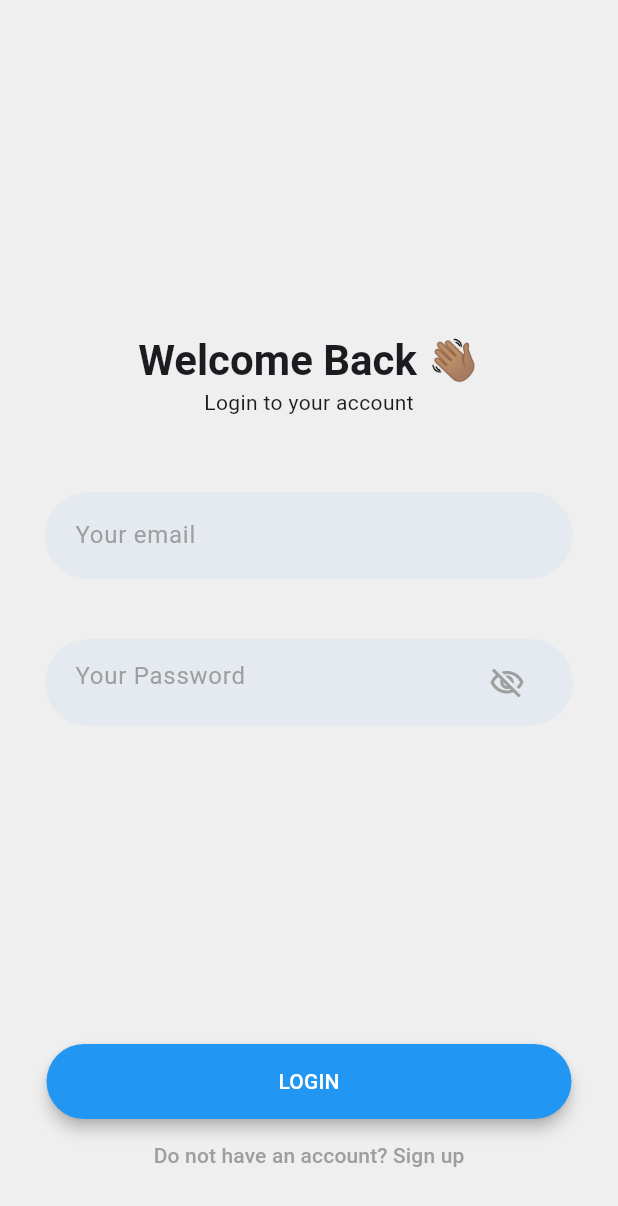
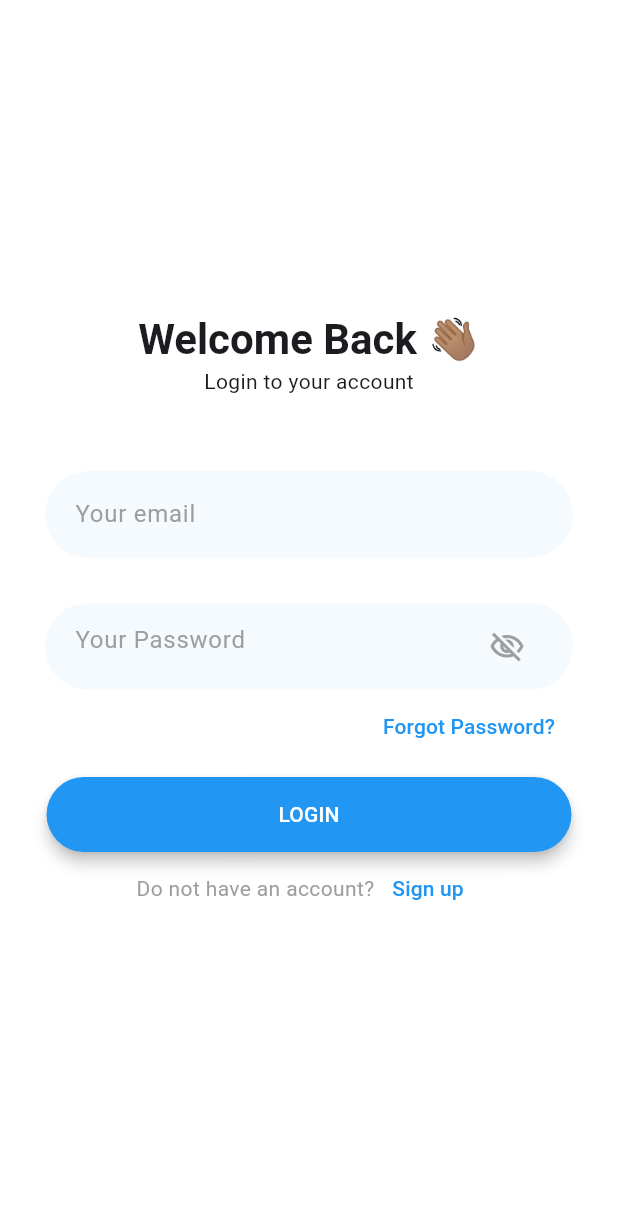
Before and after one commit to Nagil22/DemoApp, a Flutter app: the screen it shows after launch, after a tap on "SKIP", after a tap on "DONE", on a phone screen of 412 x 824 dp. Shown: the top 1206 px of the screen. Run offline on Flutter 3.47's test engine with Material 3 defaults, Android fonts, the phone set to English and light mode, and no system bars; our stand-ins replace cloud_firestore, firebase_auth, firebase_core, flutter_svg, loading_animation_widget, shared_preferences and 1 more; accounts and stored records are empty; Roboto replaces fonts that are missing (Hind).

Commit message:
Redesign of Login and Signup pages

```diff
--- a/lib/main.dart
+++ b/lib/main.dart
@@ -1,3 +1,5 @@
+import 'package:demo/screens/forgot_password.dart';
+import 'package:demo/screens/reset_password.dart';
 import 'package:flutter/material.dart';
 import 'package:firebase_core/firebase_core.dart';
 import 'package:firebase_auth/firebase_auth.dart';
@@ -65,6 +67,8 @@ class MyApp extends StatelessWidget {
             '/login': (context) => const LoginScreen(),
             '/onboarding': (context) => const OnBoardingScreen(),
             '/signup': (context) => const SignUpScreen(),
+            '/forgot': (context) => const ForgotPasswordScreen(),
+            '/reset': (context) => const ResetPasswordScreen(),
             '/profile': (context) => const ProfileScreen(
               username: '',
               email: '',
--- a/lib/screens/login_screen.dart
+++ b/lib/screens/login_screen.dart
@@ -15,6 +15,14 @@ class LoginScreenState extends State<LoginScreen> {
   final _emailController = TextEditingController();
   final _passwordController = TextEditingController();
   bool _loading = false;
+
+  bool _passwordNotShown = true;
+
+  void _toggleVisibility() {
+    setState(() {
+      _passwordNotShown = !_passwordNotShown;
+    });
+  }
 
   void _login() async {
     if (_formKey.currentState!.validate()) {
@@ -110,6 +118,7 @@ class LoginScreenState extends State<LoginScreen> {
   @override
   Widget build(BuildContext context) {
     return Scaffold(
+      backgroundColor: Colors.white,
       ///// appBar: AppBar(title: const Text('Login')),
       body: Padding(
         padding: const EdgeInsets.all(30.0),
@@ -157,7 +166,7 @@ class LoginScreenState extends State<LoginScreen> {
                 ),
               ),
               Container(
-                margin: const EdgeInsets.symmetric(vertical: 20),
+                margin: const EdgeInsets.only(top: 10),
                 padding: const EdgeInsets.symmetric(horizontal: 20, vertical:5),
                 decoration: BoxDecoration(
                     color: Colors.blue.withOpacity(0.05),
@@ -165,12 +174,19 @@ class LoginScreenState extends State<LoginScreen> {
                 ),
               child: TextFormField(
                       controller: _passwordController,
-                      decoration: const InputDecoration(
+                      decoration:  InputDecoration(
                           hintText: 'Your Password',
-                          hintStyle: TextStyle(color: Colors.grey),
+                          hintStyle: const TextStyle(color: Colors.grey),
                           border: InputBorder.none,
-                          suffixIcon: Icon(Icons.visibility_off_outlined, color: Colors.grey,)),
-                      obscureText: true,
+                          suffixIcon: GestureDetector(
+                            onTap: _toggleVisibility,
+                            child: _passwordNotShown ?
+                            const Icon(Icons.visibility_off_outlined, color: Colors.grey)
+                                :
+                            const Icon(Icons.visibility_outlined, color: Colors.grey),
+                          )
+                      ),
+                      obscureText: _passwordNotShown,
                       validator: (value) {
                         if (value == null || value.isEmpty) {
                           return 'Please enter your password';
@@ -179,7 +195,21 @@ class LoginScreenState extends State<LoginScreen> {
                       },
                     )
               ),
-              const Spacer(),
+              Container(
+                margin: const EdgeInsets.only(bottom: 10),
+                  child: Row(
+                    children: [
+                       const Spacer(),
+                        TextButton(
+                          onPressed: () => Navigator.pushNamed(context, '/forgot'),
+                          child: const Text(
+                            'Forgot Password?',
+                            style: TextStyle(color: Colors.blue),
+                          )
+                      ),
+                    ],
+                  )
+              ),
               ElevatedButton(
                 onPressed: _login,
                 style: ElevatedButton.styleFrom(
@@ -193,7 +223,7 @@ class LoginScreenState extends State<LoginScreen> {
                 child: _loading ?
                     LoadingAnimationWidget.fourRotatingDots(
                       color: Colors.white,
-                      size: 50,
+                      size: 40,
                     )
                         :
                     const Text('LOGIN',
@@ -201,12 +231,27 @@ class LoginScreenState extends State<LoginScreen> {
                         style: TextStyle(color: Colors.white)
                     ),
               ),
-              TextButton(
-                onPressed: () => Navigator.pushNamed(context, '/signup'),
-                child: const Text(
-                    'Do not have an account? Sign up',
-                    style: TextStyle(color: Colors.grey)),
+              Row(
+                mainAxisAlignment: MainAxisAlignment.center,
+                children: [
+                  GestureDetector(
+                    child: const Text(
+                        'Do not have an account?',
+                        style: TextStyle(color: Colors.grey)),
+                    ),
+                  GestureDetector(
+                      onTap: (){},
+                      child: TextButton(
+                          onPressed: () => Navigator.pushNamed(context, '/signup'),
+                          child: const Text(
+                              'Sign up',
+                              style: TextStyle(color: Colors.blue)),
+                        ),
+                  )
+                ]
               ),
+
+              const Spacer(),
             ],
           ),
         ),
--- a/lib/screens/onboarding_screen.dart
+++ b/lib/screens/onboarding_screen.dart
@@ -28,6 +28,7 @@ class _OnBoardingScreenState extends State<OnBoardingScreen>{
   @override
   Widget build(BuildContext context){
     return Scaffold(
+      backgroundColor: Colors.white,
       body: SafeArea(
         child: Padding(
           padding: const EdgeInsets.all(16.0),
```
Also changed, not shown: lib/screens/forgot_password.dart (added, +179 -0 lines), lib/screens/reset_password.dart (added, +221 -0 lines), lib/screens/signup_screen.dart (+4 -4 lines), assets/illustrations/confetti.svg (added), assets/illustrations/mailbox.svg (added).
